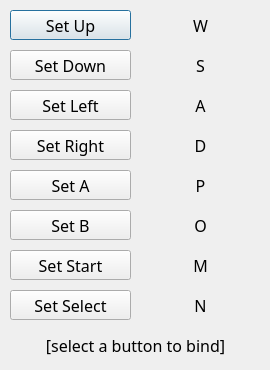
First picture: the form in src/ui/keybindingswindow.ui, repository PScottZero/DotMatrix, before the edit.
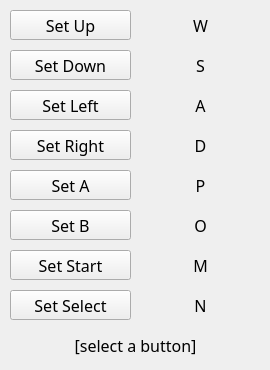
Second picture: the form after the edit. Icons and pictures are not drawn.

```diff
--- a/src/ui/keybindingswindow.ui
+++ b/src/ui/keybindingswindow.ui
@@ -1,7 +1,7 @@
 <?xml version="1.0" encoding="UTF-8"?>
 <ui version="4.0">
  <class>KeyBindingsWindow</class>
- <widget class="QDialog" name="KeyBindingsWindow">
+ <widget class="QWidget" name="KeyBindingsWindow">
   <property name="geometry">
    <rect>
     <x>0</x>
@@ -283,7 +283,7 @@
     </rect>
    </property>
    <property name="text">
-    <string>[select a button to bind]</string>
+    <string>[select a button]</string>
    </property>
    <property name="alignment">
     <set>Qt::AlignCenter</set>
```
Left out of the diff: 8 changed lines with no effect on the pictures.
